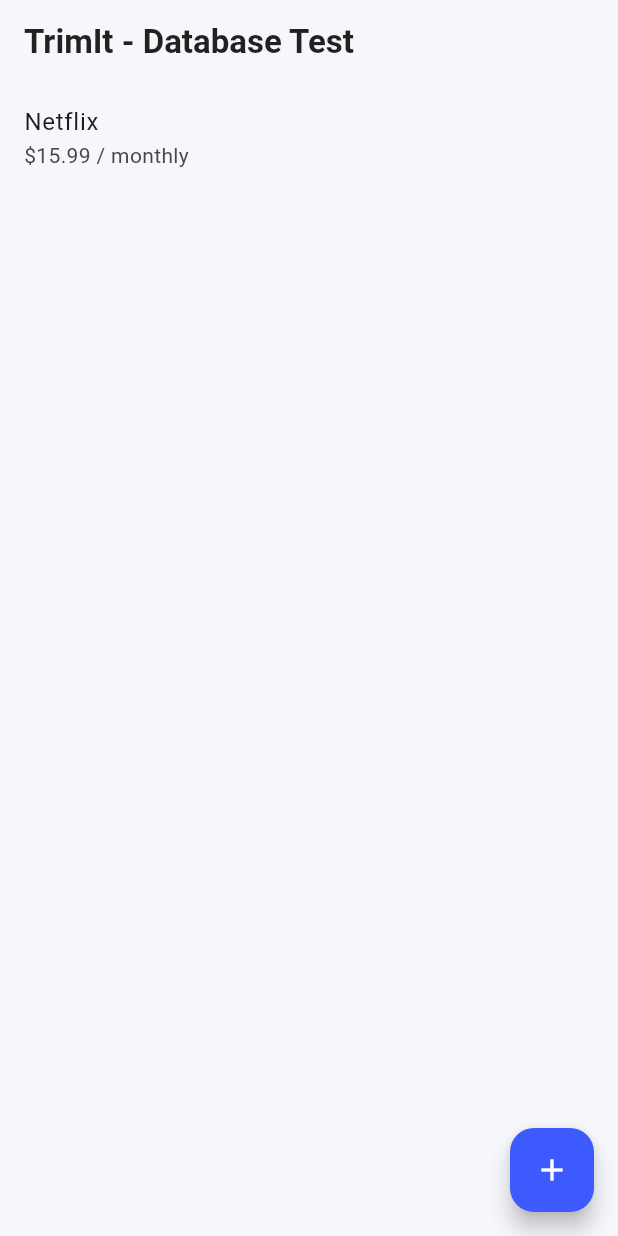
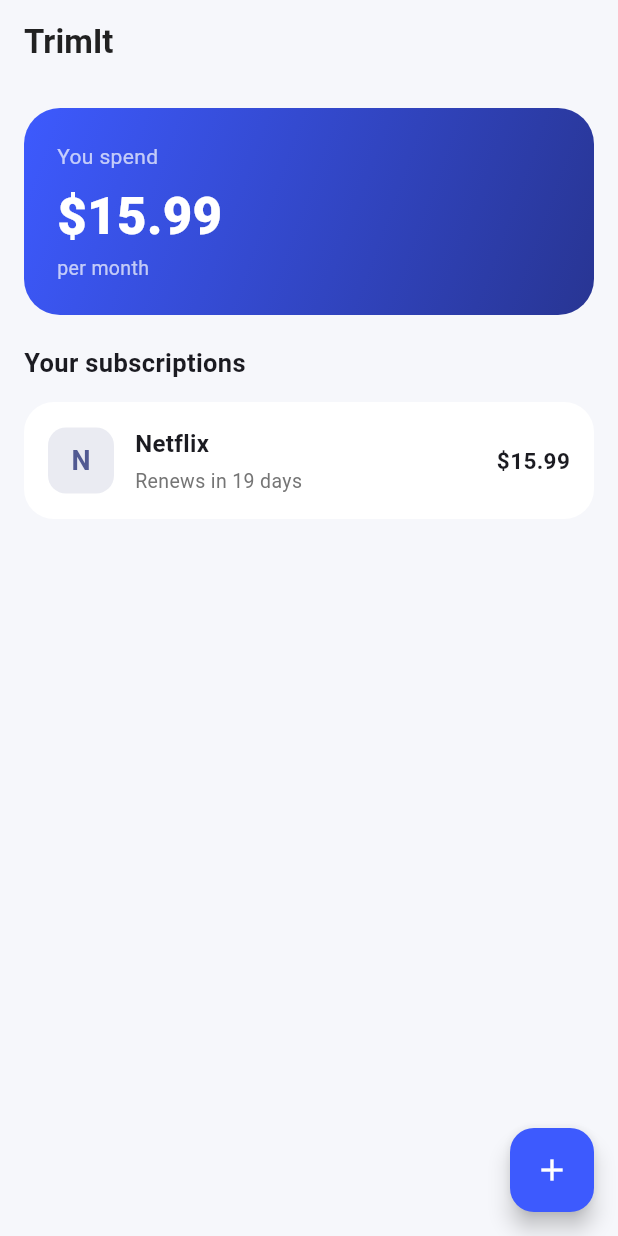
Before and after one commit to IsmailMunsir/trimit, a Flutter app: the screen it shows after launch, after a tap on the "add" icon, on a phone screen of 412 x 824 dp. Run offline on Flutter 3.47's test engine with Material 3 defaults, Android fonts, the phone set to English and light mode, and no system bars; our stand-ins replace sqflite; accounts and stored records are empty.

Commit message:
Build dashboard with gradient summary card and styled subscription cards

```diff
--- a/lib/main.dart
+++ b/lib/main.dart
@@ -3,6 +3,8 @@ import 'package:uuid/uuid.dart';
 import 'models/subscription.dart';
 import 'db/database_helper.dart';
 import 'theme/app_theme.dart';
+import 'widgets/subscription_card.dart';
+import 'widgets/summary_card.dart';
 
 void main() {
   runApp(const TrimItApp());
@@ -57,22 +59,33 @@ class _TestScreenState extends State<TestScreen> {
     _loadSubscriptions();
   }
 
+  double get _totalMonthly {
+    return _subscriptions.fold(0.0, (sum, s) => sum + s.monthlyCost);
+  }
+
   @override
   Widget build(BuildContext context) {
     return Scaffold(
-      appBar: AppBar(title: const Text('TrimIt - Database Test')),
-      body: _subscriptions.isEmpty
-          ? const Center(child: Text('No subscriptions saved yet'))
-          : ListView.builder(
-              itemCount: _subscriptions.length,
-              itemBuilder: (context, index) {
-                final s = _subscriptions[index];
-                return ListTile(
-                  title: Text(s.name),
-                  subtitle: Text('\$${s.cost} / ${s.cycle.name}'),
-                );
-              },
-            ),
+      appBar: AppBar(title: const Text('TrimIt')),
+      body: ListView(
+        padding: const EdgeInsets.all(16),
+        children: [
+          SummaryCard(totalMonthly: _totalMonthly),
+          const SizedBox(height: 20),
+          const Text(
+            'Your subscriptions',
+            style: TextStyle(fontWeight: FontWeight.w700, fontSize: 17),
+          ),
+          const SizedBox(height: 8),
+          if (_subscriptions.isEmpty)
+            const Padding(
+              padding: EdgeInsets.symmetric(vertical: 30),
+              child: Center(child: Text('No subscriptions saved yet')),
+            )
+          else
+            ..._subscriptions.map((s) => SubscriptionCard(subscription: s)),
+        ],
+      ),
       floatingActionButton: FloatingActionButton(
         onPressed: _addSampleSubscription,
         child: const Icon(Icons.add),
--- /dev/null
+++ b/lib/widgets/summary_card.dart
@@ -0,0 +1,45 @@
+import 'package:flutter/material.dart';
+
+class SummaryCard extends StatelessWidget {
+  final double totalMonthly;
+
+  const SummaryCard({super.key, required this.totalMonthly});
+
+  @override
+  Widget build(BuildContext context) {
+    return Container(
+      width: double.infinity,
+      padding: const EdgeInsets.all(22),
+      decoration: BoxDecoration(
+        gradient: const LinearGradient(
+          colors: [Color(0xFF3D5AFE), Color(0xFF283593)],
+          begin: Alignment.topLeft,
+          end: Alignment.bottomRight,
+        ),
+        borderRadius: BorderRadius.circular(24),
+      ),
+      child: Column(
+        crossAxisAlignment: CrossAxisAlignment.start,
+        children: [
+          const Text(
+            'You spend',
+            style: TextStyle(color: Colors.white70, fontSize: 14),
+          ),
+          const SizedBox(height: 6),
+          Text(
+            '\$${totalMonthly.toStringAsFixed(2)}',
+            style: const TextStyle(
+              color: Colors.white,
+              fontSize: 34,
+              fontWeight: FontWeight.w800,
+            ),
+          ),
+          const Text(
+            'per month',
+            style: TextStyle(color: Colors.white70, fontSize: 13),
+          ),
+        ],
+      ),
+    );
+  }
+}
```
